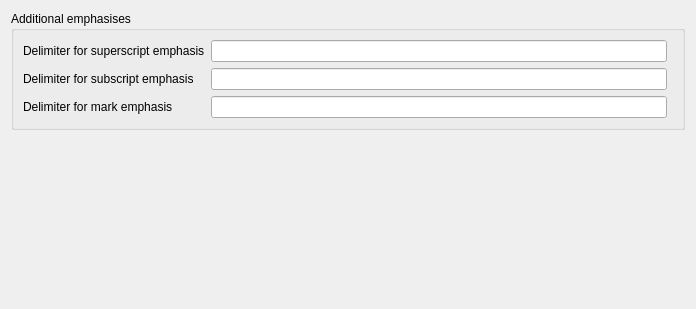
Old version of the form src/shared/plugins_page.ui in the repository igormironchik/markdown-tools.
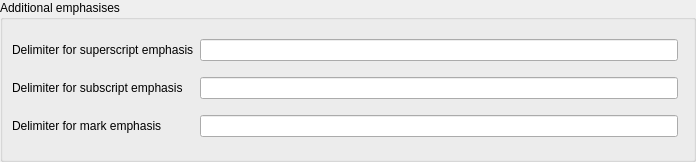
New version of the form. Custom widgets are drawn as their Qt base class.

Diff of the .ui file:
```diff
--- a/src/shared/plugins_page.ui
+++ b/src/shared/plugins_page.ui
@@ -7,13 +7,28 @@
     <x>0</x>
     <y>0</y>
     <width>696</width>
-    <height>309</height>
+    <height>162</height>
    </rect>
   </property>
   <property name="windowTitle">
    <string>Form</string>
   </property>
   <layout class="QVBoxLayout" name="verticalLayout">
+   <property name="spacing">
+    <number>0</number>
+   </property>
+   <property name="leftMargin">
+    <number>0</number>
+   </property>
+   <property name="topMargin">
+    <number>0</number>
+   </property>
+   <property name="rightMargin">
+    <number>0</number>
+   </property>
+   <property name="bottomMargin">
+    <number>0</number>
+   </property>
    <item>
     <widget class="QGroupBox" name="groupBox">
      <property name="title">
@@ -86,19 +101,6 @@
      </layout>
     </widget>
    </item>
-   <item>
-    <spacer name="verticalSpacer">
-     <property name="orientation">
-      <enum>Qt::Orientation::Vertical</enum>
-     </property>
-     <property name="sizeHint" stdset="0">
-      <size>
-       <width>20</width>
-       <height>138</height>
-      </size>
-     </property>
-    </spacer>
-   </item>
   </layout>
  </widget>
  <customwidgets>
```
